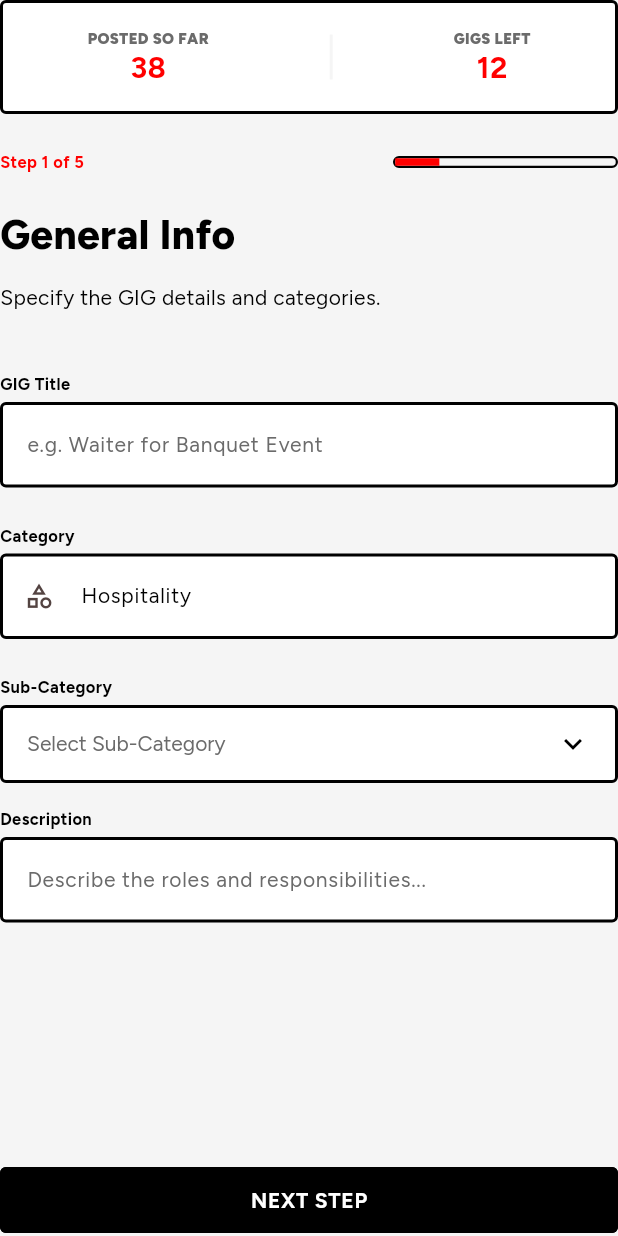
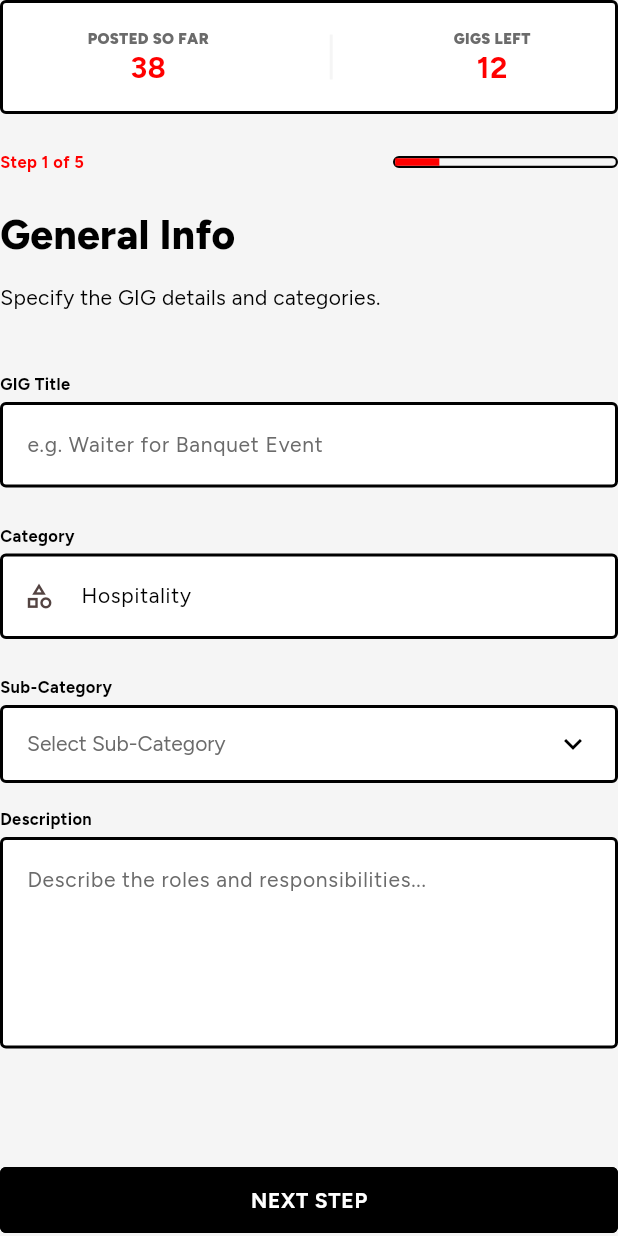
Before and after one commit to ChintalaNavaneeth/shiftley, a Flutter app: the PostGigView widget shown alone on an empty page, opened directly, on a phone screen of 412 x 824 dp. Run offline on Flutter 3.47's test engine with Material 3 defaults, Android fonts, the phone set to English and light mode, and no system bars; our stand-ins replace flutter_riverpod, go_router, pinput.

Commit message:
finished employer dashbaord bug fixes

```diff
--- a/frontend/lib/features/employer/presentation/employer_screen.dart
+++ b/frontend/lib/features/employer/presentation/employer_screen.dart
@@ -21,9 +21,10 @@ class _EmployerScreenState extends State<EmployerScreen> {
 
   @override
   Widget build(BuildContext context) {
-    return Scaffold(
+    return GestureDetector(
+      onTap: () => FocusScope.of(context).unfocus(),
+      child: Scaffold(
         backgroundColor: ShiftleyTokens.background,
-      resizeToAvoidBottomInset: false,
         appBar: _buildAppBar(),
         drawer: EmployerSidebar(
           activeTab: _activeTab,
@@ -36,6 +37,7 @@ class _EmployerScreenState extends State<EmployerScreen> {
           child: Padding(
             padding: const EdgeInsets.all(ShiftleyTokens.spaceM),
             child: _buildActiveView(),
+          ),
         ),
       ),
     );
--- a/frontend/lib/features/employer/presentation/views/post_shift_view.dart
+++ b/frontend/lib/features/employer/presentation/views/post_shift_view.dart
@@ -264,7 +264,12 @@ class _PostGigViewState extends State<PostGigView> {
         ),
         const SizedBox(height: ShiftleyTokens.spaceM),
         _buildLabel('Description'),
-        STextField(hint: 'Describe the roles and responsibilities...', controller: _descController, maxLength: 500),
+        STextField(
+          hint: 'Describe the roles and responsibilities...',
+          controller: _descController,
+          maxLength: 500,
+          maxLines: 5,
+        ),
       ],
     );
   }
--- a/frontend/lib/shared/widgets/s_text_field.dart
+++ b/frontend/lib/shared/widgets/s_text_field.dart
@@ -1,6 +1,5 @@
 import 'package:flutter/material.dart';
 import 'package:shiftley_frontend/core/design_system/shiftley_tokens.dart';
-
 
 class STextField extends StatefulWidget {
   final String hint;
@@ -8,7 +7,10 @@ class STextField extends StatefulWidget {
   final TextInputType keyboardType;
   final Widget? prefix;
   final int? maxLength;
+  final int? maxLines;
   final bool enabled;
+  final bool readOnly;
+  final VoidCallback? onTap;
   final String? Function(String?)? validator;
 
   const STextField({
@@ -18,14 +20,12 @@ class STextField extends StatefulWidget {
     this.keyboardType = TextInputType.text,
     this.prefix,
     this.maxLength,
+    this.maxLines = 1,
     this.enabled = true,
     this.readOnly = false,
     this.onTap,
     this.validator,
   });
-
-  final bool readOnly;
-  final VoidCallback? onTap;
 
   @override
   State<STextField> createState() => _STextFieldState();
@@ -40,7 +40,7 @@ class _STextFieldState extends State<STextField> {
       onFocusChange: (v) => setState(() => _isFocused = v),
       child: Container(
         decoration: BoxDecoration(
-          color: ShiftleyTokens.paperWhite,
+          color: widget.enabled ? ShiftleyTokens.paperWhite : ShiftleyTokens.background,
           border: _isFocused
               ? ShiftleyTokens.focusBorder
               : ShiftleyTokens.primaryBorder,
@@ -50,11 +50,13 @@ class _STextFieldState extends State<STextField> {
           controller: widget.controller,
           keyboardType: widget.keyboardType,
           maxLength: widget.maxLength,
+          maxLines: widget.maxLines,
           enabled: widget.enabled,
           readOnly: widget.readOnly,
           onTap: widget.onTap,
           validator: widget.validator,
           style: ShiftleyTokens.bodyMedium,
+          scrollPadding: const EdgeInsets.all(100), // Ensures field is visible above keyboard
           decoration: InputDecoration(
             hintText: widget.hint,
             hintStyle: ShiftleyTokens.bodyMedium.copyWith(
```
Lines whose indentation alone changed are shown as unchanged.
